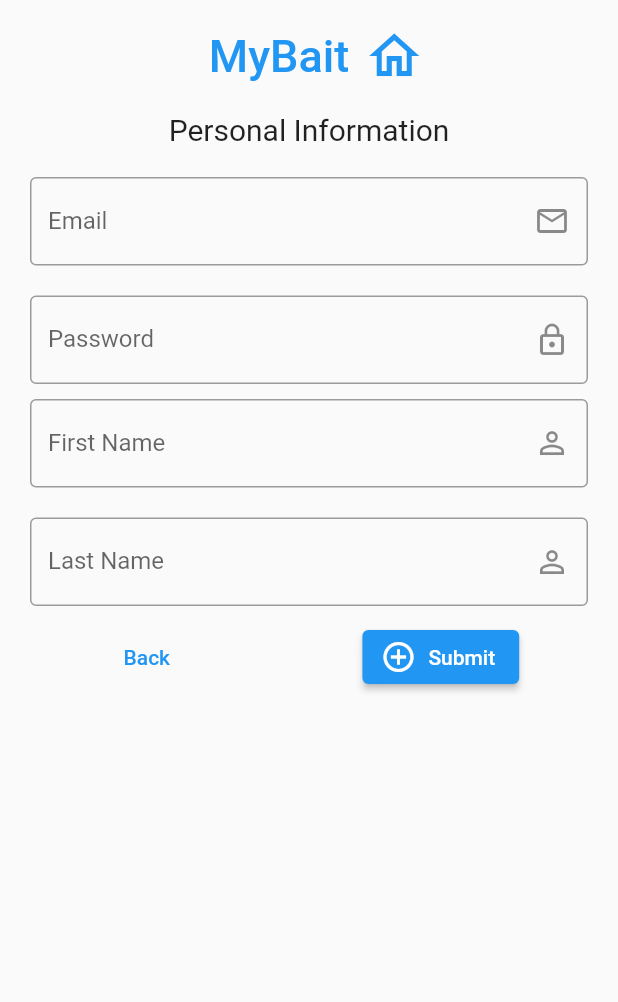
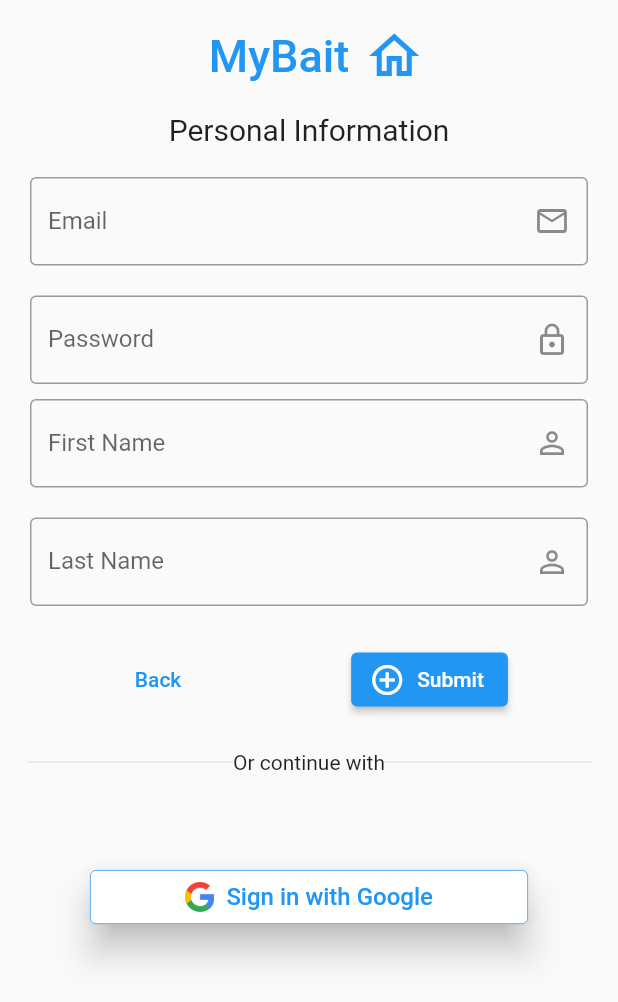
Before and after one commit to LiranFain22/MyBait-Final-Project, a Flutter app: the screen it shows after launch, after a tap on "Create new account", on a phone screen of 412 x 824 dp. Shown: the top 1002 px of the screen. Run offline on Flutter 3.47's test engine with Material 2 defaults, Android fonts, the phone set to English and light mode, and no system bars; our stand-ins replace cloud_firestore, firebase_auth, firebase_core, flutter_slidable, google_sign_in, share; accounts and stored records are empty.

Commit message:
Added sign-in with google, forgot password

```diff
--- a/lib/main.dart
+++ b/lib/main.dart
@@ -5,6 +5,7 @@
 import 'package:firebase_auth/firebase_auth.dart';
 import 'package:mybait/screens/create_building_screen.dart';
 import 'package:mybait/screens/edit_report_screen.dart';
+import 'package:mybait/screens/forgot_password_screen.dart';
 import 'package:mybait/screens/join_building_screen.dart';
 import 'package:mybait/screens/login_screen.dart';
 import 'package:mybait/screens/MANAGER/managing_fault_screen.dart';
@@ -72,6 +73,7 @@
         WelcomeScreen.routeName: (context) => const WelcomeScreen(),
         CreateBuildingScreen.routeName: (context) => CreateBuildingScreen(),
         JoinBuildingScreen.routeName: (context) => const JoinBuildingScreen(),
+        ForgotPasswordScreen.routeName:(context) => const ForgotPasswordScreen(),
       },
     );
   }
--- a/lib/screens/login_screen.dart
+++ b/lib/screens/login_screen.dart
@@ -5,6 +5,8 @@
 import 'package:mybait/screens/MANAGER/overview_manager_screen.dart';
 import 'package:mybait/screens/TENANT/overview_tenant_screen.dart';
 import 'package:mybait/screens/register_screen.dart';
+
+import 'forgot_password_screen.dart';
 
 class LoginScreen extends StatefulWidget {
   static const routeName = '/login';
@@ -226,8 +228,8 @@
                   },
                 ),
               ),
-              Container(
-                height: 50,
+              const SizedBox(
+                height: 15,
               ),
               if (_isLoading) const CircularProgressIndicator.adaptive(),
               if (!_isLoading)
@@ -251,6 +253,15 @@
                         Navigator.of(context).pushNamed(RegisterScreen.routeName);
                       },
                     ),
+                    TextButton(
+                      child: const Text(
+                        'Forgot Password?',
+                        style: TextStyle(fontSize: 15),
+                      ),
+                      onPressed: () {
+                        Navigator.of(context).pushNamed(ForgotPasswordScreen.routeName);
+                      },
+                    ),
                   ],
                 ),
             ],
--- a/lib/screens/register_screen.dart
+++ b/lib/screens/register_screen.dart
@@ -4,6 +4,8 @@
 import 'package:flutter/services.dart';
 import 'package:mybait/screens/login_screen.dart';
 import 'package:mybait/screens/welcome_screen.dart';
+
+import '../widgets/signInWithGoogle.dart';
 
 class RegisterScreen extends StatefulWidget {
   static const routeName = '/register';
@@ -157,8 +159,6 @@
                   style: TextStyle(fontSize: 20),
                 ),
               ),
-              // todo: ADD SIGN-IN WITH GOOGLE
-
               Container(
                 padding: const EdgeInsets.all(10),
                 child: TextFormField(
@@ -243,7 +243,9 @@
                   },
                 ),
               ),
-              Row(
+              Padding(
+                padding: const EdgeInsets.all(15.0),
+                child: Row(
                   mainAxisAlignment: MainAxisAlignment.spaceAround,
                   children: [
                     TextButton(
@@ -272,6 +274,19 @@
                     ),
                   ],
                 ),
+              ),
+              Padding(
+                padding: const EdgeInsets.all(8.0),
+                child: Row(children: const [
+                  Expanded(child: Divider()),
+                  Text("Or continue with"),
+                  Expanded(child: Divider()),
+                ]),
+              ),
+              const Padding(
+                padding: EdgeInsets.all(50.0),
+                child: GoogleSignInButton(),
+              ),
             ],
           ),
         ),
--- /dev/null
+++ b/lib/widgets/signInWithGoogle.dart
@@ -0,0 +1,89 @@
+import 'package:cloud_firestore/cloud_firestore.dart';
+import 'package:flutter/material.dart';
+import 'package:google_sign_in/google_sign_in.dart';
+import 'package:firebase_auth/firebase_auth.dart';
+
+import '../screens/welcome_screen.dart';
+
+class GoogleSignInButton extends StatefulWidget {
+  const GoogleSignInButton({super.key});
+
+  @override
+  _GoogleSignInButtonState createState() => _GoogleSignInButtonState();
+}
+
+class _GoogleSignInButtonState extends State<GoogleSignInButton> {
+  final GoogleSignIn _googleSignIn = GoogleSignIn();
+  final FirebaseAuth _auth = FirebaseAuth.instance;
+
+  Future<UserCredential?> _signInWithGoogle() async {
+    final GoogleSignInAccount? googleUser = await _googleSignIn.signIn();
+    final GoogleSignInAuthentication googleAuth =
+        await googleUser!.authentication;
+
+    final OAuthCredential credential = GoogleAuthProvider.credential(
+      accessToken: googleAuth.accessToken,
+      idToken: googleAuth.idToken,
+    );
+
+    final UserCredential userCredential =
+        await _auth.signInWithCredential(credential);
+    return userCredential;
+  }
+
+  @override
+  Widget build(BuildContext context) {
+    return ElevatedButton(
+      onPressed: () async {
+        UserCredential? userCredential = await _signInWithGoogle();
+        if (userCredential != null) {
+          // Handle successful sign-in
+          await FirebaseFirestore.instance
+              .collection("users")
+              .doc(userCredential.user!.uid)
+              .set({
+            'uid': userCredential.user!.uid,
+            'userType': 'TENANT',
+            'email': userCredential.user!.email,
+            'firstName': userCredential.user!.displayName,
+          });
+          await ScaffoldMessenger.of(context).showSnackBar(
+            const SnackBar(
+              content: Text('Login successfully'),
+              backgroundColor: Colors.green,
+              duration: Duration(seconds: 2),
+            ),
+          );
+          Navigator.pushReplacementNamed(context, WelcomeScreen.routeName);
+        }
+      },
+      style: ElevatedButton.styleFrom(
+          backgroundColor: Colors.white,
+          foregroundColor: Colors.blue,
+          elevation: 10,
+          side: const BorderSide(
+            width: 0.5,
+            color: Colors.blue,
+          )),
+      child: Row(
+        mainAxisSize: MainAxisSize.min,
+        mainAxisAlignment: MainAxisAlignment.center,
+        children: const [
+          Image(
+            image: AssetImage("assets/google_logo.png"),
+            height: 20.0,
+          ),
+          Padding(
+            padding: EdgeInsets.only(left: 8.0),
+            child: Text(
+              'Sign in with Google',
+              style: TextStyle(
+                fontSize: 16.0,
+              ),
+            ),
+          )
+        ],
+      ),
+    );
+  }
+}
--- a/pubspec.yaml
+++ b/pubspec.yaml
@@ -42,6 +42,7 @@
   firebase_auth: ^4.2.3
   flutter_slidable: ^2.0.0
   share: ^2.0.4
+  google_sign_in: ^6.1.0
 
 dev_dependencies:
   flutter_test:
@@ -66,7 +67,8 @@
   uses-material-design: true
 
   # To add assets to your application, add an assets section, like this:
-  # assets:
+  assets:
+    - assets/
   #   - images/a_dot_burr.jpeg
   #   - images/a_dot_ham.jpeg
 
```
Also changed, not shown: lib/screens/forgot_password_screen.dart (added, +134 -0 lines), lib/screens/join_building_screen.dart (+79 -10 lines), lib/screens/welcome_screen.dart (+5 -2 lines), assets/google_logo.png (added), pubspec.lock, 3 other files. Lines whose indentation alone changed are shown as unchanged.
